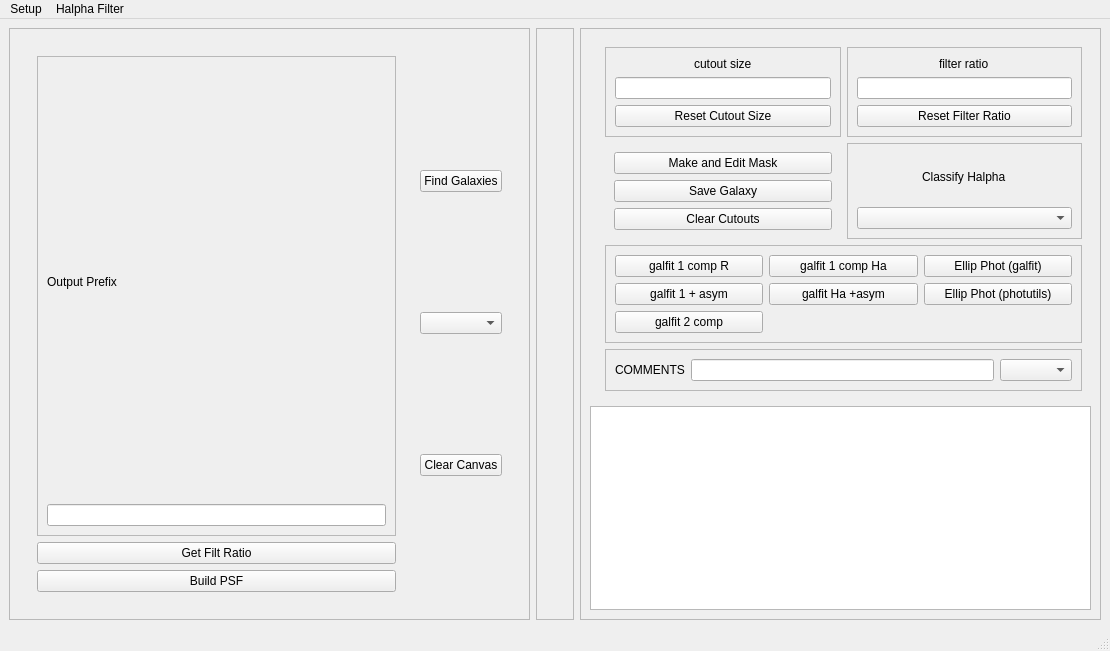
Qt form testing/inactive/halphav6.ui (rfinn/halphagui) before a commit.
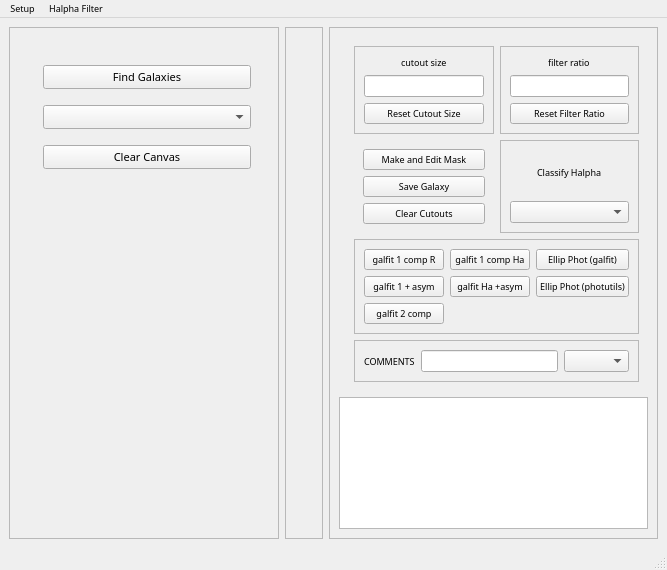
The same form after that commit.

What changed in the file:
```diff
--- a/testing/inactive/halphav6.ui
+++ b/testing/inactive/halphav6.ui
@@ -6,10 +6,16 @@
    <rect>
     <x>0</x>
     <y>0</y>
-    <width>1110</width>
-    <height>651</height>
+    <width>667</width>
+    <height>570</height>
    </rect>
   </property>
+  <property name="font">
+   <font>
+    <family>STIXGeneral</family>
+    <pointsize>7</pointsize>
+   </font>
+  </property>
   <property name="windowTitle">
    <string>Halpha Console</string>
   </property>
@@ -19,10 +25,16 @@
      <widget class="QFrame" name="mainframe">
       <property name="minimumSize">
        <size>
-        <width>503</width>
+        <width>0</width>
         <height>0</height>
        </size>
       </property>
+      <property name="font">
+       <font>
+        <family>STIX</family>
+        <pointsize>8</pointsize>
+       </font>
+      </property>
       <property name="frameShape">
        <enum>QFrame::StyledPanel</enum>
       </property>
@@ -32,11 +44,11 @@
       <layout class="QGridLayout" name="leftLayout">
        <item row="1" column="0">
         <widget class="QWidget" name="button_bar" native="true">
-         <layout class="QHBoxLayout" name="horizontalLayout_2">
-          <item>
+         <layout class="QFormLayout" name="formLayout">
+          <item row="0" column="0">
            <widget class="QWidget" name="widget_3" native="true">
-            <layout class="QVBoxLayout" name="leftButtonLayout">
-             <item>
+            <layout class="QFormLayout" name="formLayout_2">
+             <item row="0" column="0">
               <widget class="QFrame" name="frame_7">
                <property name="frameShape">
                 <enum>QFrame::StyledPanel</enum>
@@ -44,28 +56,28 @@
                <property name="frameShadow">
                 <enum>QFrame::Raised</enum>
                </property>
-               <layout class="QVBoxLayout" name="verticalLayout_9">
-                <item>
+               <layout class="QFormLayout" name="formLayout_3">
+                <item row="0" column="0">
                  <widget class="QLabel" name="label">
                   <property name="text">
                    <string>Output Prefix</string>
                   </property>
                  </widget>
                 </item>
-                <item>
+                <item row="1" column="0">
                  <widget class="QLineEdit" name="prefixLineEdit"/>
                 </item>
                </layout>
               </widget>
              </item>
-             <item>
+             <item row="1" column="0">
               <widget class="QPushButton" name="wfratio">
                <property name="text">
                 <string>Get Filt Ratio</string>
                </property>
               </widget>
              </item>
-             <item>
+             <item row="2" column="0">
               <widget class="QPushButton" name="psfButton">
                <property name="text">
                 <string>Build PSF</string>
@@ -75,7 +87,7 @@
             </layout>
            </widget>
           </item>
-          <item>
+          <item row="0" column="1">
            <widget class="QWidget" name="widget_4" native="true">
             <layout class="QVBoxLayout" name="verticalLayout_7">
              <item>
@@ -118,7 +130,7 @@
          <property name="minimumSize">
           <size>
            <width>0</width>
-           <height>172</height>
+           <height>0</height>
           </size>
          </property>
          <layout class="QGridLayout" name="cutoutsLayout"/>
@@ -141,6 +153,9 @@
        </item>
        <item row="0" column="1">
         <widget class="QWidget" name="rightButtons" native="true">
+         <property name="enabled">
+          <bool>true</bool>
+         </property>
          <layout class="QGridLayout" name="gridLayout_4">
           <item row="0" column="1">
            <widget class="QFrame" name="frame">
@@ -359,8 +374,8 @@
     <rect>
      <x>0</x>
      <y>0</y>
-     <width>1110</width>
-     <height>22</height>
+     <width>667</width>
+     <height>21</height>
     </rect>
    </property>
    <widget class="QMenu" name="menuSetup">
```
Left out of the diff: 2 changed lines with no effect on the pictures.
